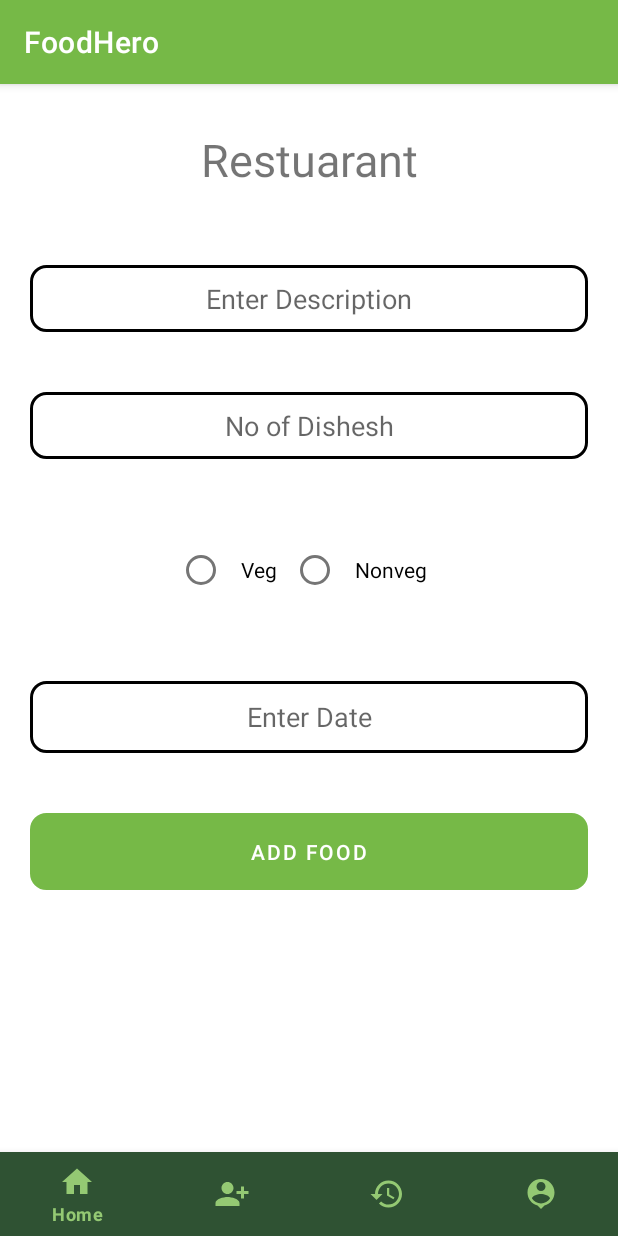
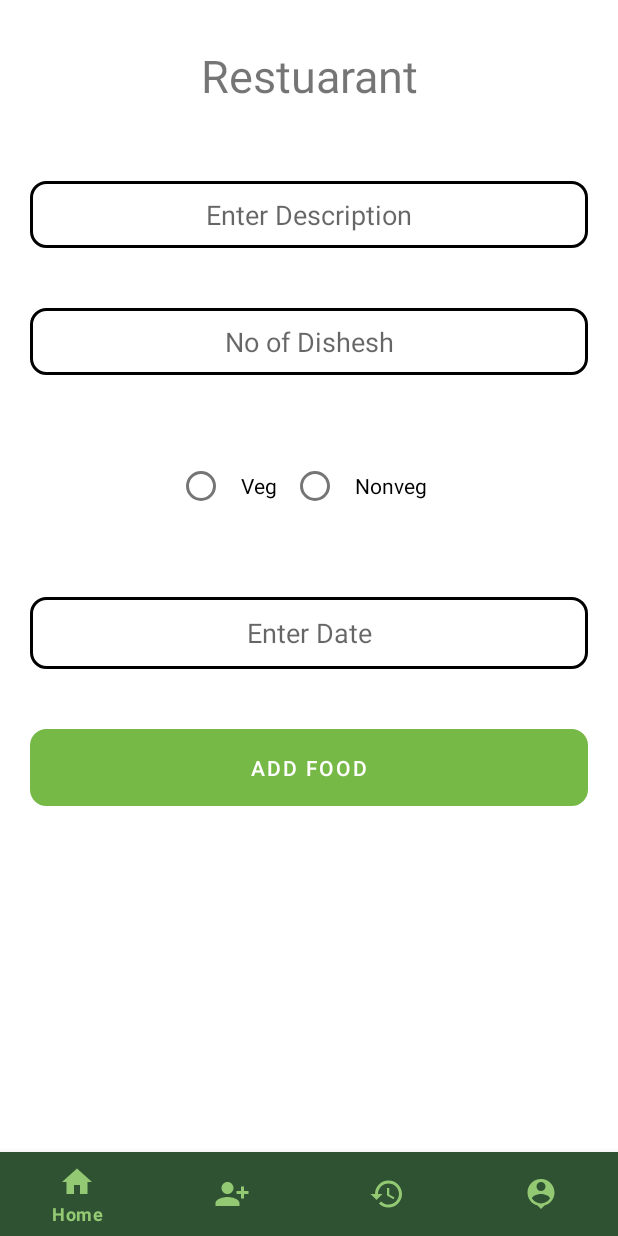
Before and after one commit to Hitenkhuman/Food-Hero-App, an Android app: the screen it shows after launch (RestuarantMain), on a phone screen of 412 x 824 dp. Run offline under Robolectric (Android 15) with nearby library versions, the phone set to English and light mode, and no system bars.

Commit message:
Actionbar fix

```diff
--- a/app/src/main/java/com/example/foodhero/SplashScreen.java
+++ b/app/src/main/java/com/example/foodhero/SplashScreen.java
@@ -13,7 +13,6 @@ public class SplashScreen extends AppCompatActivity {
     protected void onCreate(Bundle savedInstanceState) {
         super.onCreate(savedInstanceState);
         setContentView(R.layout.activity_splash_screen);
-        getSupportActionBar().hide();
         getWindow().setFlags(WindowManager.LayoutParams.FLAG_FULLSCREEN,WindowManager.LayoutParams.FLAG_FULLSCREEN);
         new Handler().postDelayed(new Runnable() {
             @Override
--- a/app/src/main/res/values-night/themes.xml
+++ b/app/src/main/res/values-night/themes.xml
@@ -1,6 +1,6 @@
 <resources xmlns:tools="http://schemas.android.com/tools">
     <!-- Base application theme. -->
-    <style name="Theme.FoodHero" parent="Theme.MaterialComponents.DayNight.DarkActionBar">
+    <style name="Theme.FoodHero" parent="Theme.MaterialComponents.DayNight.NoActionBar">
         <!-- Primary brand color. -->
         <item name="colorPrimary">@color/purple_200</item>
         <item name="colorPrimaryVariant">@color/purple_700</item>
--- a/app/src/main/res/values/colors.xml
+++ b/app/src/main/res/values/colors.xml
@@ -1,10 +1,10 @@
 <?xml version="1.0" encoding="utf-8"?>
 <resources>
-<!--    <color name="purple_200">#FFBB86FC</color>-->
-<!--    <color name="purple_500">#FF6200EE</color>-->
-<!--    <color name="purple_700">#FF3700B3</color>-->
-<!--    <color name="teal_200">#FF03DAC5</color>-->
-<!--    <color name="teal_700">#FF018786</color>-->
+    <color name="purple_200">#FFBB86FC</color>
+    <color name="purple_500">#FF6200EE</color>
+    <color name="purple_700">#FF3700B3</color>
+    <color name="teal_200">#FF03DAC5</color>
+    <color name="teal_700">#FF018786</color>
     <color name="black">#FF000000</color>
     <color name="white">#FFFFFFFF</color>
     <color name="primary">#76B947</color>
--- a/app/src/main/res/values/themes.xml
+++ b/app/src/main/res/values/themes.xml
@@ -1,6 +1,6 @@
 <resources xmlns:tools="http://schemas.android.com/tools">
     <!-- Base application theme. -->
-    <style name="Theme.FoodHero" parent="Theme.MaterialComponents.DayNight.DarkActionBar">
+    <style name="Theme.FoodHero" parent="Theme.MaterialComponents.DayNight.NoActionBar">
         <!-- Primary brand color. -->
         <item name="colorPrimary">@color/primary</item>
         <item name="colorPrimaryVariant">@color/green</item>
```
